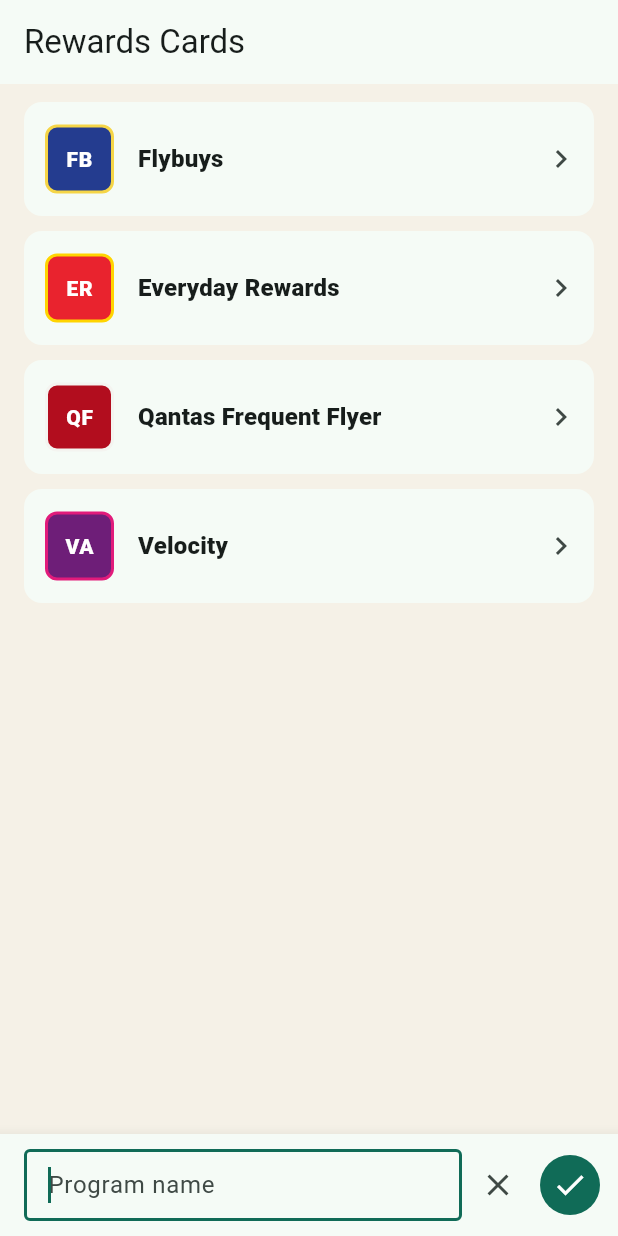
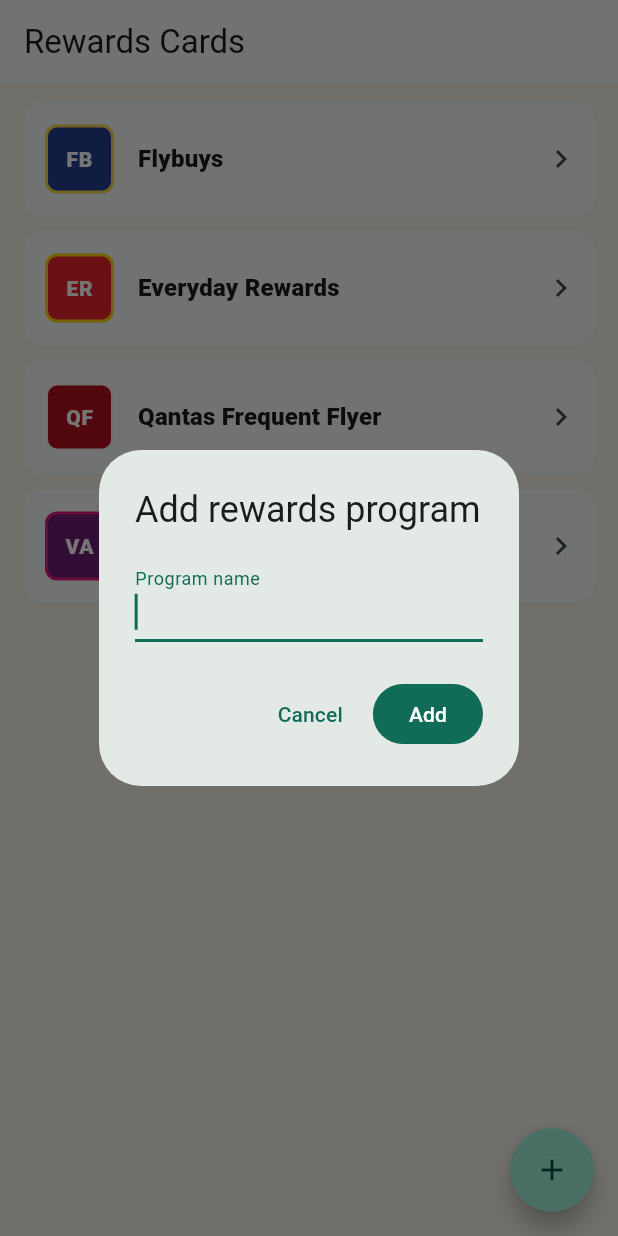
Before and after one commit to dezzaCodes/rewards, a Flutter app: the screen it shows after launch, after a tap on the "add" icon, on a phone screen of 412 x 824 dp. Run offline on Flutter 3.47's test engine with Material 3 defaults, Android fonts, the phone set to English and light mode, and no system bars; our stand-ins replace cloud_firestore, firebase_auth, firebase_core, firebase_messaging, image_picker, shared_preferences and 1 more; missing offline and left inert: dart:js_interop; accounts and stored records are empty.

Commit message:
Bring back dialogs for names and points, keeping the keyboard fix
The dialog now stays in the widget tree while hidden, so the tap that
opens it can focus its field directly, which iOS Safari needs to show
the keyboard. A dialog pushed with showDialog builds its field a frame
later and misses the tap.

Co-Authored-By: Claude Opus 5.5 <noreply@anthropic.com>

```diff
--- a/lib/src/features/dashboard/dashboard_screen.dart
+++ b/lib/src/features/dashboard/dashboard_screen.dart
@@ -540,6 +540,24 @@ class _DashboardScreenState extends State<DashboardScreen> {
 
   @override
   Widget build(BuildContext context) {
+    return Stack(
+      children: [
+        _buildScaffold(),
+        _InputModal(
+          visible: _addingProgram,
+          title: 'Add rewards program',
+          label: 'Program name',
+          actionLabel: 'Add',
+          controller: _entryController,
+          focusNode: _entryFocus,
+          onSubmit: _addProgram,
+          onCancel: _closeEntry,
+        ),
+      ],
+    );
+  }
+
+  Widget _buildScaffold() {
     return Scaffold(
       appBar: AppBar(
         title: const Text('Rewards Cards'),
@@ -554,22 +572,10 @@ class _DashboardScreenState extends State<DashboardScreen> {
           const SizedBox(width: 8),
         ],
       ),
-      floatingActionButton: _addingProgram || _loading
+      floatingActionButton: _loading
           ? null
           : _AddButton(tooltip: 'Add program', onPressed: _startAddProgram),
-      body: Column(
-        children: [
-          Expanded(child: _buildPrograms()),
-          _EntryBar(
-            visible: _addingProgram,
-            controller: _entryController,
-            focusNode: _entryFocus,
-            hint: 'Program name',
-            onSubmit: _addProgram,
-            onCancel: _closeEntry,
-          ),
-        ],
-      ),
+      body: _buildPrograms(),
     );
   }
 
@@ -577,7 +583,6 @@ class _DashboardScreenState extends State<DashboardScreen> {
     return _loading
         ? const Center(child: CircularProgressIndicator())
         : SafeArea(
-            bottom: !_addingProgram,
             child: ListView.separated(
               padding: const EdgeInsets.fromLTRB(16, 12, 16, 96),
               itemCount: _store.programs.length,
@@ -838,34 +843,37 @@ class _ProgramUsersScreenState extends State<ProgramUsersScreen> {
 
   @override
   Widget build(BuildContext context) {
-    return Scaffold(
+    final pointsUser = _pointsUser;
+
+    return Stack(
+      children: [
+        Scaffold(
           appBar: AppBar(title: Text(widget.program.name)),
           // An empty program shows its own + button in the middle instead.
-      floatingActionButton: _entryVisible || _programUsers.isEmpty
+          floatingActionButton: _programUsers.isEmpty
               ? null
               : _AddButton(tooltip: 'Add user', onPressed: _startAddUser),
-      body: Column(
-        children: [
-          Expanded(child: _buildUsers()),
-          _EntryBar(
+          body: _buildUsers(),
+        ),
+        _InputModal(
           visible: _entryVisible,
+          title: pointsUser == null
+              ? 'Add user'
+              : '${pointsUser.name}’s points',
+          label: pointsUser == null ? 'Name' : 'Points',
+          actionLabel: pointsUser == null ? 'Next' : 'Save',
+          numeric: pointsUser != null,
           controller: _entryController,
           focusNode: _entryFocus,
-            hint: _pointsUser == null
-                ? 'Name'
-                : '${_pointsUser!.name}’s points',
-            numeric: _pointsUser != null,
           onSubmit: _submitEntry,
           onCancel: _closeEntry,
         ),
       ],
-      ),
     );
   }
 
   Widget _buildUsers() {
     return SafeArea(
-      bottom: !_entryVisible,
       child: _programUsers.isEmpty
           ? Padding(
               padding: const EdgeInsets.all(16),
@@ -1736,45 +1744,66 @@ class _AddButton extends StatelessWidget {
   }
 }
 
-/// A text field that sits just above the keyboard for quick entry.
+/// A dialog asking for one piece of text, such as a name or a number.
 ///
-/// It stays in the widget tree while hidden so a tap can focus it straight
-/// away: iOS Safari only opens the keyboard for focus requested during a tap,
-/// which a field built in a later frame (like one in a dialog) misses.
-class _EntryBar extends StatelessWidget {
-  const _EntryBar({
+/// Unlike a dialog pushed with showDialog, it stays in the widget tree while
+/// hidden, so the tap that opens it can focus its field straight away. iOS
+/// Safari only opens the keyboard for focus requested during a tap, which a
+/// pushed dialog's field (built a frame later) always misses.
+class _InputModal extends StatelessWidget {
+  const _InputModal({
     required this.visible,
+    required this.title,
+    required this.label,
+    required this.actionLabel,
     required this.controller,
     required this.focusNode,
-    required this.hint,
     required this.onSubmit,
     required this.onCancel,
     this.numeric = false,
   });
 
   final bool visible;
+  final String title;
+  final String label;
+  final String actionLabel;
   final TextEditingController controller;
   final FocusNode focusNode;
-  final String hint;
   final bool numeric;
   final VoidCallback onSubmit;
   final VoidCallback onCancel;
 
+  static const _duration = Duration(milliseconds: 150);
+
   @override
   Widget build(BuildContext context) {
-    return Offstage(
-      offstage: !visible,
-      child: Material(
-        elevation: 8,
-        color: Theme.of(context).colorScheme.surface,
-        child: SafeArea(
-          top: false,
-          child: Padding(
-            padding: const EdgeInsets.fromLTRB(16, 10, 8, 10),
-            child: Row(
+    return Positioned.fill(
+      child: PopScope(
+        canPop: !visible,
+        onPopInvokedWithResult: (didPop, _) {
+          if (!didPop) {
+            onCancel();
+          }
+        },
+        child: IgnorePointer(
+          ignoring: !visible,
+          child: AnimatedOpacity(
+            opacity: visible ? 1 : 0,
+            duration: _duration,
+            child: Stack(
               children: [
-                Expanded(
-                  child: TextField(
+                ModalBarrier(
+                  color: Colors.black54,
+                  onDismiss: onCancel,
+                  semanticsLabel: 'Cancel',
+                ),
+                AnimatedScale(
+                  scale: visible ? 1 : 0.95,
+                  duration: _duration,
+                  curve: Curves.easeOut,
+                  child: AlertDialog(
+                    title: Text(title),
+                    content: TextField(
                       controller: controller,
                       focusNode: focusNode,
                       keyboardType: numeric
@@ -1786,24 +1815,20 @@ class _EntryBar extends StatelessWidget {
                       inputFormatters: numeric
                           ? [FilteringTextInputFormatter.digitsOnly]
                           : null,
-                    textInputAction: TextInputAction.done,
-                    decoration: InputDecoration(
-                      hintText: hint,
-                      isDense: true,
-                      border: const OutlineInputBorder(),
-                    ),
+                      decoration: InputDecoration(labelText: label),
                       onSubmitted: (_) => onSubmit(),
                     ),
-                ),
-                IconButton(
-                  tooltip: 'Cancel',
+                    actions: [
+                      TextButton(
                         onPressed: onCancel,
-                  icon: const Icon(Icons.close),
-                ),
-                IconButton.filled(
-                  tooltip: 'Done',
+                        child: const Text('Cancel'),
+                      ),
+                      FilledButton(
                         onPressed: onSubmit,
-                  icon: const Icon(Icons.check),
+                        child: Text(actionLabel),
+                      ),
+                    ],
+                  ),
                 ),
               ],
             ),
```
Also changed, not shown: 1 other file. Lines whose indentation alone changed are shown as unchanged.
